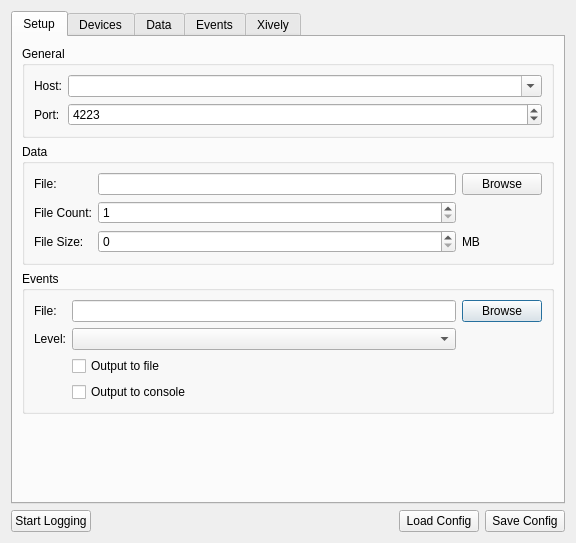
Qt form src/brickv/data_logger/ui/setup_dialog.ui (Tinkerforge/brickv) before a commit.
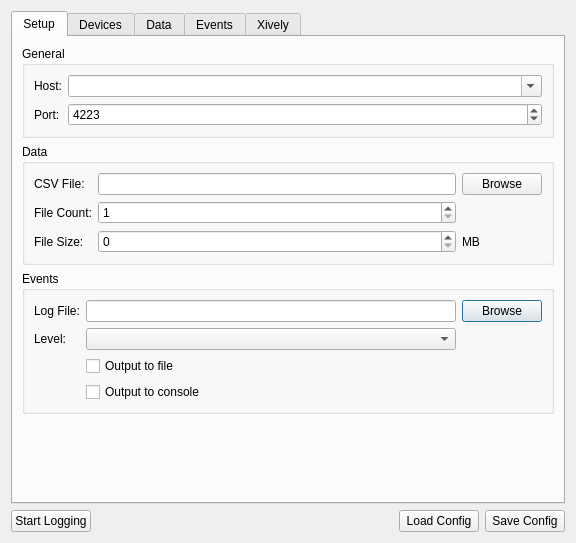
The same form after that commit.

Commit message: data-logger: Fine-tune cvs and log file variable names

```diff
--- a/src/brickv/data_logger/ui/setup_dialog.ui
+++ b/src/brickv/data_logger/ui/setup_dialog.ui
@@ -73,7 +73,7 @@
                 <item row="0" column="0">
                  <widget class="QLabel" name="label_13">
                   <property name="text">
-                   <string>File:</string>
+                   <string>Log File:</string>
                   </property>
                  </widget>
                 </item>
@@ -198,7 +198,7 @@
                 <item row="0" column="0">
                  <widget class="QLabel" name="label_3">
                   <property name="text">
-                   <string>File:</string>
+                   <string>CSV File:</string>
                   </property>
                  </widget>
                 </item>
```
Left out of the diff: 16 changed lines with no effect on the pictures. The commit also changes 2 other files.
